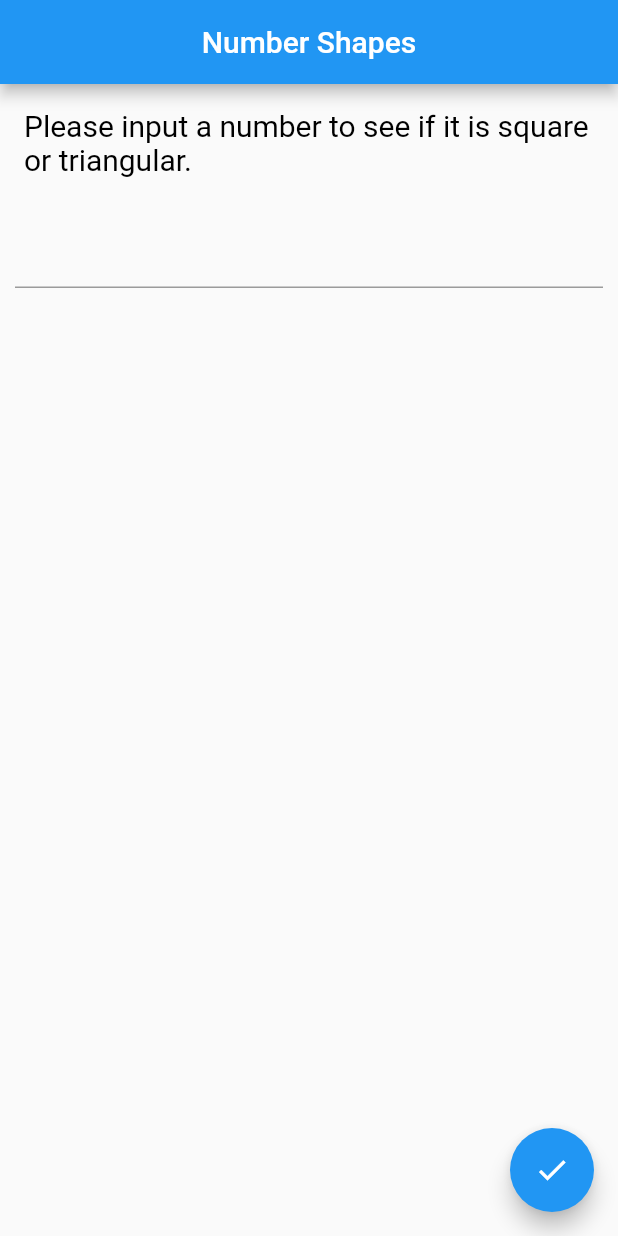
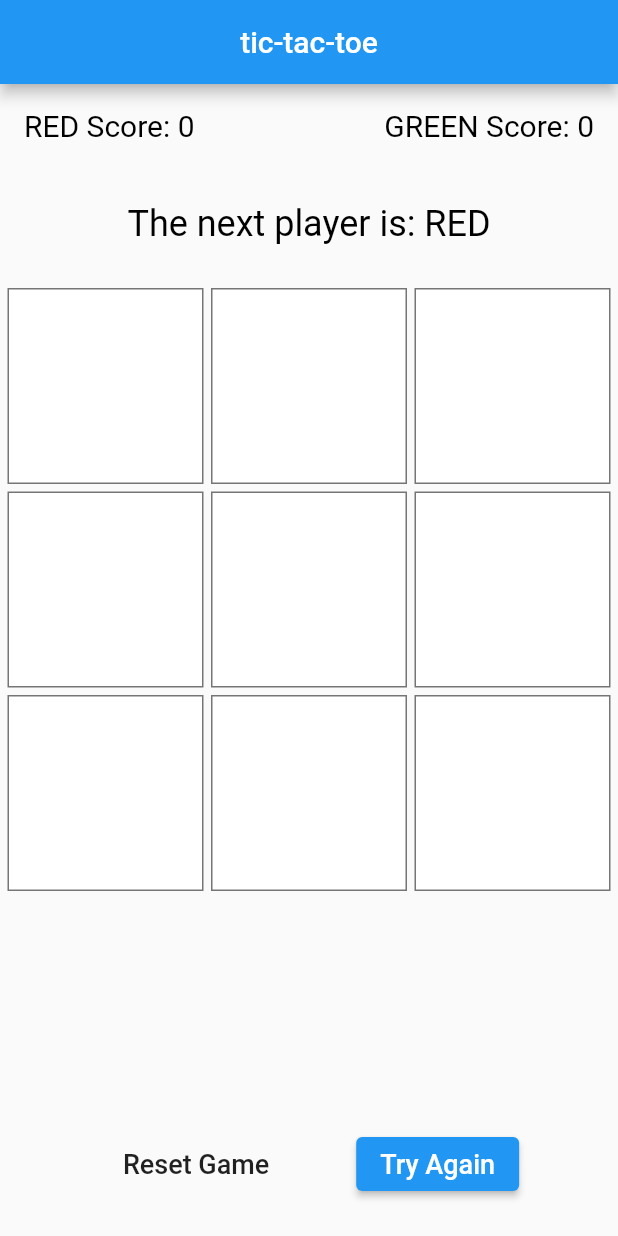
Before and after one commit to elizapavel/flutter_exercises, a Flutter app: the screen it shows after launch, on a phone screen of 412 x 824 dp. Run offline on Flutter 3.47's test engine with Material 2 defaults, Android fonts, the phone set to English and light mode, and no system bars.

Commit message:
Tema3 - TicTacToe

```diff
--- a/lib/main.dart
+++ b/lib/main.dart
@@ -1,4 +1,4 @@
-import 'src/tema2_number.dart' as app;
+import 'src/tema3_tictactoe.dart' as app;
 
 void main() {
   app.main();
--- /dev/null
+++ b/lib/src/tema3_tictactoe.dart
@@ -0,0 +1,257 @@
+import 'package:flutter/cupertino.dart';
+import 'package:flutter/material.dart';
+
+void main() {
+  runApp(MyApp());
+}
+
+class MyApp extends StatelessWidget {
+  @override
+  Widget build(BuildContext context) {
+    return MaterialApp(
+      home: HomePage(),
+    );
+  }
+}
+
+class HomePage extends StatefulWidget {
+  @override
+  _HomePageState createState() => _HomePageState();
+}
+
+class _HomePageState extends State<HomePage> {
+  static final Color _defaultColor = Colors.white;
+
+  final List<Color> _allSquares = <Color>[
+    _defaultColor,
+    _defaultColor,
+    _defaultColor,
+    _defaultColor,
+    _defaultColor,
+    _defaultColor,
+    _defaultColor,
+    _defaultColor,
+    _defaultColor
+  ];
+
+  final List<Color> _colors = <Color>[Colors.red, Colors.green];
+  String _result = '';
+  int _nextColorIndex = 0;
+  int _movesLeft = 9;
+  int _redScore = 0;
+  int _greenScore = 0;
+
+  bool _currentPlayerWon(int i) {
+    final List<int> mainDiagIndexes = <int>[0, 4, 8];
+    final List<int> counterDiagIndexes = <int>[2, 4, 6];
+    final int _row = (i / 3).floor();
+    final int _col = i % 3;
+
+    // check horizontal line
+    final int _index = _row * 3;
+    if (_allSquares[_index] == _allSquares[_index + 1] &&
+        _allSquares[_index + 1] == _allSquares[_index + 2]) {
+      return true;
+    }
+
+    // check vertical line
+    if (_allSquares[_col] == _allSquares[_col + 3] &&
+        _allSquares[_col + 3] == _allSquares[_col + 6]) {
+      return true;
+    }
+
+    // check main diagonal
+    if (mainDiagIndexes.contains(i) &&
+        _allSquares[mainDiagIndexes[0]] == _allSquares[mainDiagIndexes[1]] &&
+        _allSquares[mainDiagIndexes[1]] == _allSquares[mainDiagIndexes[2]]) {
+      return true;
+    }
+
+    // check counter diagonal
+    if (counterDiagIndexes.contains(i) &&
+        _allSquares[counterDiagIndexes[0]] ==
+            _allSquares[counterDiagIndexes[1]] &&
+        _allSquares[counterDiagIndexes[1]] ==
+            _allSquares[counterDiagIndexes[2]]) {
+      return true;
+    }
+
+    return false;
+  }
+
+  void _showDialog() {
+    showDialog<AlertDialog>(
+      context: context,
+      builder: (BuildContext context) {
+        return AlertDialog(
+          title: Text(_result),
+          actions: <FlatButton>[
+            FlatButton(
+              child: const Text('Try again'),
+              onPressed: () {
+                _resetMatch();
+                Navigator.of(context).pop();
+              },
+            ),
+          ],
+        );
+      },
+    );
+  }
+
+  void _resetGame() {
+    setState(
+      () {
+        for (int i = 0; i < 9; i++) {
+          _allSquares[i] = _defaultColor;
+        }
+
+        _result = '';
+        _nextColorIndex = 0;
+        _movesLeft = 9;
+        _redScore = 0;
+        _greenScore = 0;
+      },
+    );
+  }
+
+  void _resetMatch() {
+    setState(
+      () {
+        for (int i = 0; i < 9; i++) {
+          _allSquares[i] = _defaultColor;
+        }
+
+        _result = '';
+        _nextColorIndex = 0;
+        _movesLeft = 9;
+      },
+    );
+  }
+
+  @override
+  Widget build(BuildContext context) {
+    return Scaffold(
+      appBar: AppBar(
+        title: const Align(
+          child: Text('tic-tac-toe'),
+        ),
+      ),
+      body: Column(
+        children: <Widget>[
+          Padding(
+            padding: const EdgeInsets.all(16.0),
+            child: Row(
+              mainAxisAlignment: MainAxisAlignment.spaceBetween,
+              children: <Widget>[
+                Text(
+                  'RED Score: $_redScore',
+                  style: const TextStyle(
+                    fontSize: 20,
+                    color: Colors.black,
+                  ),
+                ),
+                Text(
+                  'GREEN Score: $_greenScore',
+                  style: const TextStyle(
+                    fontSize: 20,
+                    color: Colors.black,
+                  ),
+                ),
+              ],
+            ),
+          ),
+          Padding(
+            padding: const EdgeInsets.all(24.0),
+            child: Text(
+              'The next player is: ' + (_nextColorIndex == 0 ? 'RED' : 'GREEN'),
+              style: const TextStyle(
+                fontSize: 24,
+                color: Colors.black,
+              ),
+            ),
+          ),
+          Expanded(
+            child: GridView.builder(
+              itemCount: 9,
+              padding: const EdgeInsets.all(5.0),
+              gridDelegate: const SliverGridDelegateWithFixedCrossAxisCount(
+                crossAxisCount: 3,
+                crossAxisSpacing: 5.0,
+                mainAxisSpacing: 5.0,
+              ),
+              itemBuilder: (BuildContext context, int index) {
+                return FlatButton(
+                  onPressed: () {
+                    if (_movesLeft > 0 && _allSquares[index] == _defaultColor) {
+                      setState(
+                        () {
+                          _allSquares[index] = _colors[_nextColorIndex];
+                          if (_currentPlayerWon(index)) {
+                            _result = 'The winner is ' +
+                                (_nextColorIndex == 0 ? 'RED' : 'GREEN');
+
+                            _redScore += 1 - _nextColorIndex;
+                            _greenScore += _nextColorIndex;
+                            _movesLeft = 0;
+
+                            _showDialog();
+                          } else if (_movesLeft == 1) {
+                            _result = "It's a DRAW!";
+                            _showDialog();
+                          } else {
+                            _nextColorIndex = 1 - _nextColorIndex;
+                            _movesLeft--;
+                          }
+                        },
+                      );
+                    }
+                  },
+                  padding: const EdgeInsets.all(0),
+                  child: AnimatedContainer(
+                    duration: const Duration(seconds: 1),
+                    curve: Curves.ease,
+                    decoration: BoxDecoration(
+                      color: _allSquares[index],
+                      border: Border.all(color: Colors.black54),
+                    ),
+                  ),
+                );
+              },
+            ),
+          ),
+          Padding(
+            padding: const EdgeInsets.all(24.0),
+            child: Row(
+              mainAxisAlignment: MainAxisAlignment.spaceEvenly,
+              children: <Widget>[
+                FlatButton(
+                  onPressed: () {
+                    _resetGame();
+                  },
+                  child: const Text(
+                    'Reset Game',
+                    style: TextStyle(
+                      fontSize: 18,
+                    ),
+                  ),
+                ),
+                ElevatedButton(
+                  onPressed: () {
+                    _resetMatch();
+                  },
+                  child: const Text(
+                    'Try Again',
+                    style: TextStyle(
+                      fontSize: 18,
+                    ),
+                  ),
+                ),
+              ],
+            ),
+          )
+        ],
+      ),
+    );
+  }
+}
```
